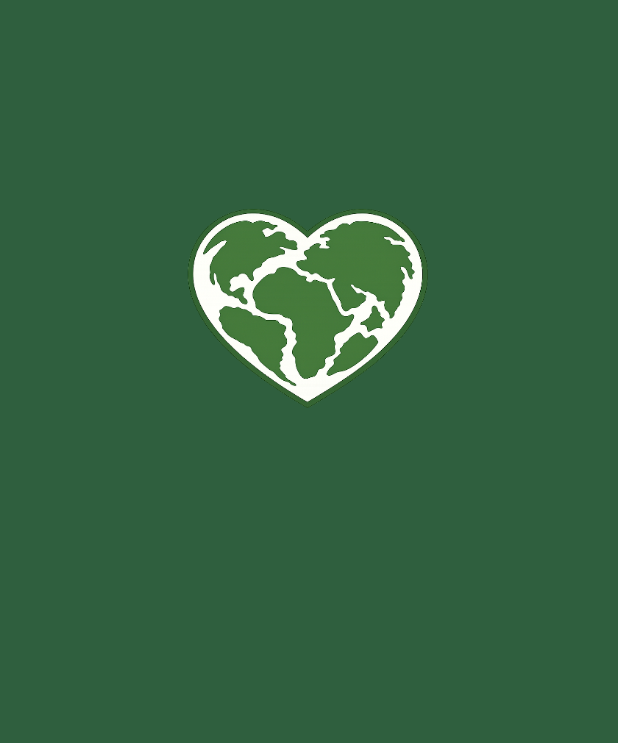
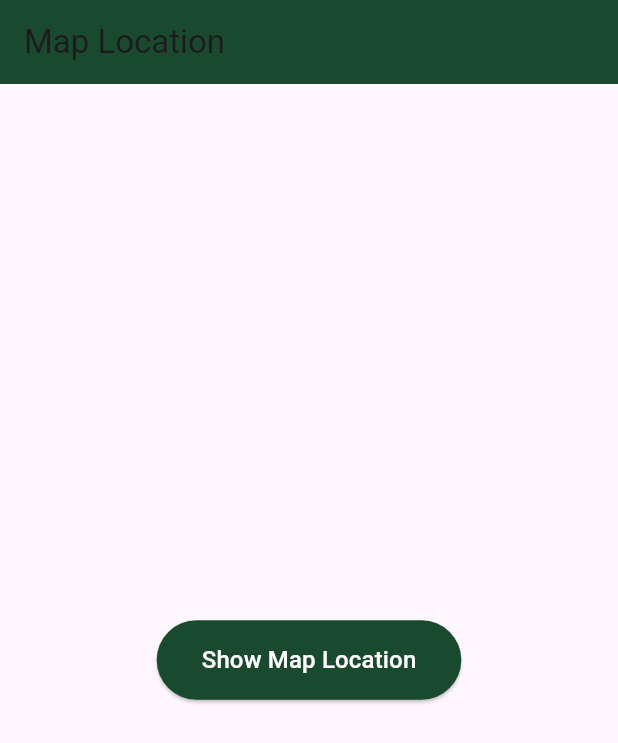
Before and after one commit to Julio-Escobar/CSUS-Belonging-Maps, a Flutter app: the first screen one second after launch, on a phone screen of 412 x 824 dp. Shown: the top 743 px of the screen. Run offline on Flutter 3.47's test engine with Material 3 defaults, Android fonts, the phone set to English and light mode, and no system bars; our stand-ins replace font_awesome_flutter.

Commit message:
Feature/P51-P53 LocationInfo test

```diff
--- a/mobile/belonging_maps_app/lib/main.dart
+++ b/mobile/belonging_maps_app/lib/main.dart
@@ -4,8 +4,11 @@ import 'screens/login_screen.dart';
 import 'screens/campus_maps_screen.dart';
 import 'screens/community_maps_directory.dart';
 import 'screens/map_screen.dart';
+import 'screens/test_organization_screen.dart';
+// import 'package:arcgis_maps/arcgis_maps.dart';
 
 void main() {
+  //api key goes here
   runApp(const BelongingMapsApp());
 }
 
@@ -19,7 +22,8 @@ class BelongingMapsApp extends StatelessWidget {
       debugShowCheckedModeBanner: false,
       theme: ThemeData(primarySwatch: Colors.blue),
       // Change home screen below to test different screen quick test
-      home: const WelcomeScreen(),
+      //home: const WelcomeScreen(),
+      home: TestOrganizationScreen(),
       // home: LoginScreen(),
       // home: CampusMapsScreen(),
       // home: CommunityMapsDirectory(),
--- /dev/null
+++ b/mobile/belonging_maps_app/lib/models/organization.dart
@@ -0,0 +1,18 @@
+class Organization {
+  final String id;
+  final String name;
+  final String description;
+  final Map<String, String>
+  socialLinks; // {"instagram": "url", "facebook": "url", etc}
+  final String? imageUrl;
+  final String category; // "Campus" or "Community"
+
+  Organization({
+    required this.id,
+    required this.name,
+    required this.description,
+    required this.socialLinks,
+    this.imageUrl,
+    required this.category,
+  });
+}
--- a/mobile/belonging_maps_app/lib/screens/campus_maps_screen.dart
+++ b/mobile/belonging_maps_app/lib/screens/campus_maps_screen.dart
@@ -52,10 +52,12 @@ class CampusMapsScreen extends StatelessWidget {
               subtitle: 'Mapping Our Campus',
               imagePath: 'assets/somoscampusmap.png',
               onTap: () {
-                // TODO: Navigate to SOMOS map screen
+                // - User clicks on a map pin
+                // - Fetch organization data from API
+                // - Show OrganizationInfoCard in BottomSheet
                 ScaffoldMessenger.of(context).showSnackBar(
                   const SnackBar(
-                    content: Text('Opening SOMOS Campus Map...'),
+                    content: Text('Map integration coming soon...'),
                     backgroundColor: Color(0xFF1A4A2E),
                     behavior: SnackBarBehavior.floating,
                   ),
@@ -100,9 +102,10 @@ class _MapButtonState extends State<_MapButton>
       lowerBound: 0.0,
       upperBound: 1.0,
     );
-    _scaleAnim = Tween<double>(begin: 1.0, end: 0.975).animate(
-      CurvedAnimation(parent: _controller, curve: Curves.easeInOut),
-    );
+    _scaleAnim = Tween<double>(
+      begin: 1.0,
+      end: 0.975,
+    ).animate(CurvedAnimation(parent: _controller, curve: Curves.easeInOut));
   }
 
   @override
@@ -122,10 +125,8 @@ class _MapButtonState extends State<_MapButton>
       onTapCancel: () => _controller.reverse(),
       child: AnimatedBuilder(
         animation: _scaleAnim,
-        builder: (context, child) => Transform.scale(
-          scale: _scaleAnim.value,
-          child: child,
-        ),
+        builder: (context, child) =>
+            Transform.scale(scale: _scaleAnim.value, child: child),
         child: Container(
           width: double.infinity,
           height: 130,
@@ -144,17 +145,16 @@ class _MapButtonState extends State<_MapButton>
             child: Stack(
               fit: StackFit.expand,
               children: [
-                Image.asset(
-                  widget.imagePath,
-                  fit: BoxFit.cover,
-                ),
+                Image.asset(widget.imagePath, fit: BoxFit.cover),
                 Positioned(
                   left: 0,
                   right: 0,
                   bottom: 0,
                   child: Container(
                     padding: const EdgeInsets.symmetric(
-                        horizontal: 16, vertical: 10),
+                      horizontal: 16,
+                      vertical: 10,
+                    ),
                     decoration: BoxDecoration(
                       gradient: LinearGradient(
                         begin: Alignment.topCenter,
@@ -181,10 +181,7 @@ class _MapButtonState extends State<_MapButton>
                                 fontSize: 16,
                                 fontWeight: FontWeight.bold,
                                 shadows: [
-                                  Shadow(
-                                    color: Colors.black54,
-                                    blurRadius: 4,
-                                  ),
+                                  Shadow(color: Colors.black54, blurRadius: 4),
                                 ],
                               ),
                             ),
@@ -194,10 +191,7 @@ class _MapButtonState extends State<_MapButton>
                                 color: Colors.white70,
                                 fontSize: 12,
                                 shadows: [
-                                  Shadow(
-                                    color: Colors.black54,
-                                    blurRadius: 4,
-                                  ),
+                                  Shadow(color: Colors.black54, blurRadius: 4),
                                 ],
                               ),
                             ),
--- /dev/null
+++ b/mobile/belonging_maps_app/lib/screens/test_organization_screen.dart
@@ -0,0 +1,50 @@
+import 'package:flutter/material.dart';
+import '../models/organization.dart';
+import '../widgets/location_info_card.dart';
+
+class TestOrganizationScreen extends StatelessWidget {
+  const TestOrganizationScreen({super.key});
+
+  @override
+  Widget build(BuildContext context) {
+    return Scaffold(
+      appBar: AppBar(
+        title: const Text('Map Location'),
+        backgroundColor: const Color(0xFF1A4A2E),
+      ),
+      body: Center(
+        child: ElevatedButton(
+          onPressed: () {
+            // Sample organization data
+            final organization = Organization(
+              id: '1',
+              name: 'Temp Location',
+              description:
+                  'Hello Hello Hello Hello Add discription here about the resource',
+              socialLinks: {
+                'instagram': 'https://instagram.com/devgandhi_',
+                'facebook': 'https://facebook.com/sacstate',
+                'twitter': 'https://twitter.com/sacstate',
+              },
+              category: 'Campus',
+            );
+
+            // Show location info card in bottom sheet
+            showModalBottomSheet(
+              context: context,
+              builder: (context) => LocationInfoCard(location: organization),
+            );
+          },
+          style: ElevatedButton.styleFrom(
+            backgroundColor: const Color(0xFF1A4A2E),
+            padding: const EdgeInsets.symmetric(horizontal: 30, vertical: 15),
+          ),
+          child: const Text(
+            'Show Map Location',
+            style: TextStyle(color: Colors.white, fontSize: 16),
+          ),
+        ),
+      ),
+    );
+  }
+}
```
Also changed, not shown: mobile/belonging_maps_app/lib/widgets/location_info_card.dart (added, +111 -0 lines), mobile/belonging_maps_app/pubspec.yaml (+4 -3 lines), mobile/belonging_maps_app/pubspec.lock, 12 other files.
